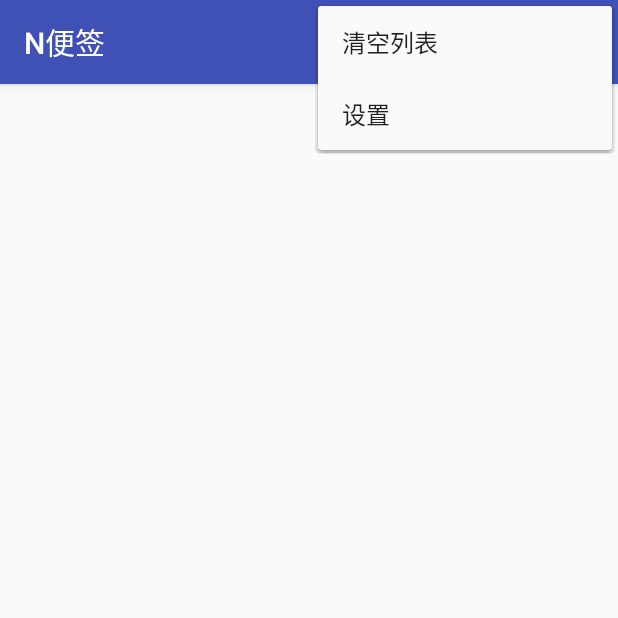
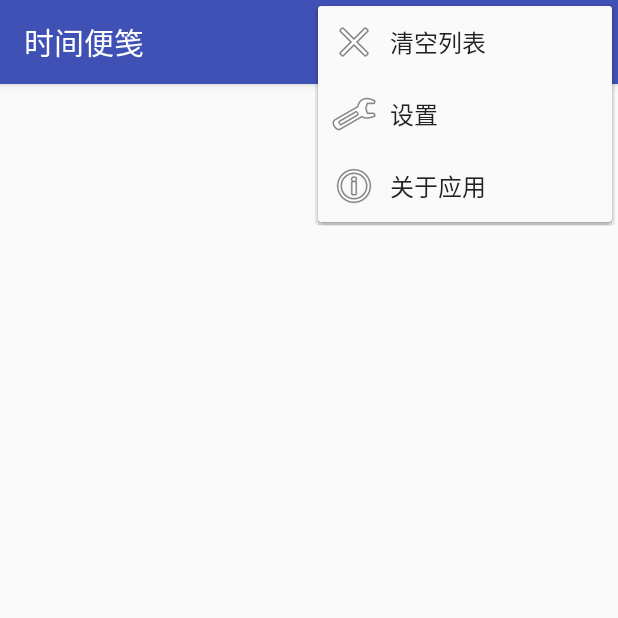
Before and after one commit to KanModel/Notes, an Android app: the screen it shows after launch (MainActivity), with the options menu open, on a phone screen of 412 x 824 dp, the top half of it. Run offline under Robolectric (Android 15) with nearby library versions, the phone set to English and light mode, and no system bars; libraries missing offline, so code that uses them is left out: com.yanzhenjie.recyclerview; plain views replace SwipeMenuRecyclerView; 9 statements that could not run were skipped.

Commit message:
在菜单中添加关于应用

```diff
--- a/app/src/main/java/nov/me/kanmodel/notes/MainActivity.java
+++ b/app/src/main/java/nov/me/kanmodel/notes/MainActivity.java
@@ -29,6 +29,7 @@ import com.yanzhenjie.recyclerview.swipe.SwipeMenuItemClickListener;
 import com.yanzhenjie.recyclerview.swipe.SwipeMenuRecyclerView;
 import com.yanzhenjie.recyclerview.swipe.touch.OnItemMoveListener;
 
+import java.lang.reflect.Method;
 import java.util.ArrayList;
 import java.util.List;
 
@@ -190,6 +191,7 @@ public class MainActivity extends AppCompatActivity {
         recyclerView.setItemViewSwipeEnabled(true);
         noteAdapter = new NoteAdapter(noteList);
         recyclerView.setAdapter(noteAdapter);//设置Note集合
+        Log.d(TAG, "initRecyclerView: length : " + noteAdapter.getItemCount());
 //        recyclerView.addItemDecoration(new NoteDecoration(this, NoteDecoration.VERTICAL_LIST));//todo 分割线与动画联动不美观
 //        recyclerView.addItemDecoration(new DefaultItemDecoration(Color.BLUE, 5, 5));
         recyclerView.addOnItemTouchListener(new RecyclerViewClickListener(this, new RecyclerViewClickListener.OnItemClickListener() {
@@ -244,6 +246,25 @@ public class MainActivity extends AppCompatActivity {
             menu.setGroupVisible(R.id.main_menu_debug, true);
         }
         return super.onPrepareOptionsMenu(menu);
+    }
+
+    /**
+     * 通过反射使图标与文字同时显示
+     */
+    @Override
+    public boolean onMenuOpened(int featureId, Menu menu) {
+        if (menu != null) {
+            if (menu.getClass().getSimpleName().equalsIgnoreCase("MenuBuilder")) {
+                try {
+                    Method method = menu.getClass().getDeclaredMethod("setOptionalIconsVisible", Boolean.TYPE);
+                    method.setAccessible(true);
+                    method.invoke(menu, true);
+                } catch (Exception e) {
+                    e.printStackTrace();
+                }
+            }
+        }
+        return super.onMenuOpened(featureId, menu);
     }
 
     @Override
@@ -352,6 +373,9 @@ public class MainActivity extends AppCompatActivity {
             case R.id.main_menu_setting:
                 startActivity(new Intent(MainActivity.this, SettingsActivity.class));
                 return true;
+            case R.id.main_menu_about:
+                /*启动关于应用*/
+                return true;
             default:
         }
         return super.onOptionsItemSelected(item);
--- a/app/src/main/java/nov/me/kanmodel/notes/utils/FileUtils.java
+++ b/app/src/main/java/nov/me/kanmodel/notes/utils/FileUtils.java
@@ -23,7 +23,7 @@ import static android.support.v4.content.FileProvider.getUriForFile;
  * 文件操作相关函数集
  */
 
-public class FileUtils {
+public abstract class FileUtils {
     public static void copy(File src, File dst) throws IOException {
         FileInputStream inStream = new FileInputStream(src);
         FileOutputStream outStream = new FileOutputStream(dst);
--- a/app/src/main/res/menu/menu_main.xml
+++ b/app/src/main/res/menu/menu_main.xml
@@ -11,10 +11,14 @@
         android:visible="false">
         <item
             android:id="@+id/main_menu_add"
-            android:title="添加[开发用]" />
+            android:icon="@android:drawable/ic_input_add"
+            android:title="添加[开发用]"
+            app:showAsAction="never" />
         <item
             android:id="@+id/list_database"
-            android:title="数据库遍历[输出至Logcat]" />
+            android:icon="@android:drawable/ic_dialog_info"
+            android:title="数据库遍历[输出至Logcat]"
+            app:showAsAction="never" />
         <item
             android:id="@+id/remove_note"
             android:icon="@android:drawable/ic_menu_delete"
@@ -23,8 +27,17 @@
     </group>
     <item
         android:id="@+id/note_clear"
-        android:title="清空列表" />
+        android:icon="@android:drawable/ic_menu_close_clear_cancel"
+        android:title="清空列表"
+        app:showAsAction="never" />
     <item
         android:id="@+id/main_menu_setting"
-        android:title="@string/main_menu_setting" />
+        android:icon="@android:drawable/ic_menu_manage"
+        android:title="@string/main_menu_setting"
+        app:showAsAction="never" />
+    <item
+        android:id="@+id/main_menu_about"
+        android:icon="@android:drawable/ic_menu_info_details"
+        android:title="@string/main_menu_about"
+        app:showAsAction="never" />
 </menu>
```
Also changed, not shown: app/src/main/java/nov/me/kanmodel/notes/SettingsActivity.java (+0 -31 lines), app/src/main/java/nov/me/kanmodel/notes/utils/Aid.java (+17 -0 lines), app/src/main/res/values/strings.xml (+3 -63 lines), app/src/main/res/xml/pref_data_sync.xml (deleted, +0 -21 lines), app/src/main/assets/fontawesome-webfont.ttf (added).
